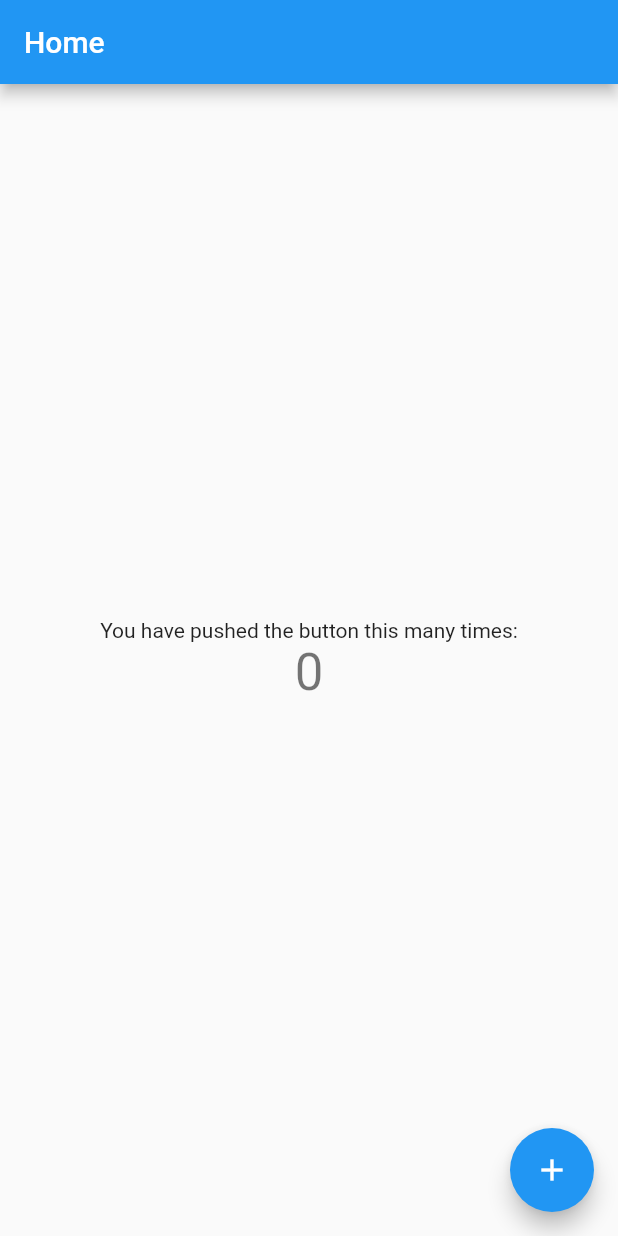
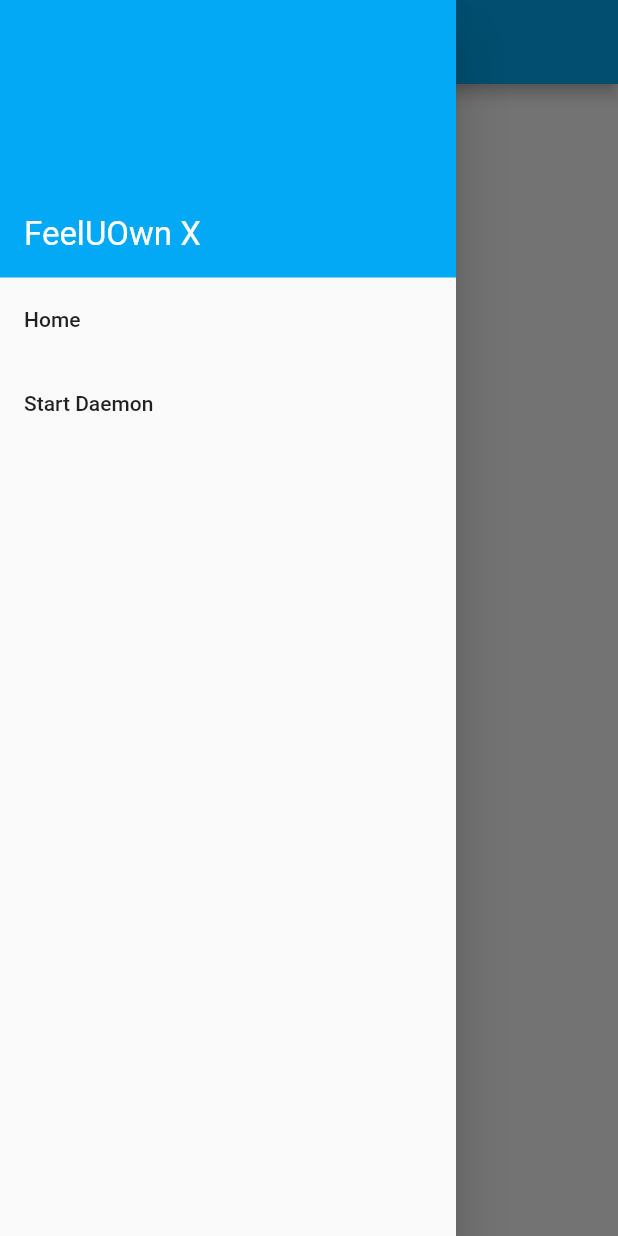
Before and after one commit to BruceZhang1993/FeelUOwnX, a Flutter app: the screen it shows after launch, with the side drawer open (before the commit the screen has no drawer), on a phone screen of 412 x 824 dp. Run offline on Flutter 3.47's test engine with Material 2 defaults, Android fonts, the phone set to English and light mode, and no system bars; our stand-ins replace getflutter.

Commit message:
implement fuo daemon first try

```diff
--- /dev/null
+++ b/lib/home.dart
@@ -0,0 +1,75 @@
+import 'dart:io';
+
+import 'package:FeelUOwnX/services/fuo_runner.dart';
+import 'package:flutter/material.dart';
+import 'package:getflutter/getflutter.dart';
+
+class HomePage extends StatefulWidget {
+  @override
+  State<StatefulWidget> createState() {
+    return HomePageState();
+  }
+}
+
+class HomePageState extends State<HomePage> {
+  @override
+  Widget build(BuildContext context) {
+    return Scaffold(
+      appBar: GFAppBar(
+        title: Text(
+          'FeelUOwn X',
+          style: TextStyle(
+            color: Colors.white,
+            fontWeight: FontWeight.w500,
+            fontSize: 18.0,
+          ),
+        ),
+      ),
+      drawer: GFDrawer(
+        child: Column(
+          mainAxisAlignment: MainAxisAlignment.start,
+          children: <Widget>[
+            GFDrawerHeader(
+              margin: EdgeInsets.symmetric(vertical: 10.0),
+              child: Text(
+                'FeelUOwn X',
+                style: TextStyle(
+                  fontSize: 22.0,
+                  fontWeight: FontWeight.w400,
+                  color: Colors.white,
+                ),
+              ),
+            ),
+            Builder(
+              builder: (BuildContext context) {
+                return Column(
+                  mainAxisAlignment: MainAxisAlignment.center,
+                  children: <Widget>[
+                    ListTile(
+                      title: Text('Home'),
+                      onTap: () {
+                        Navigator.pop(context);
+                      },
+                    ),
+                    ListTile(
+                      title: Text('Start Daemon'),
+                      onTap: () {
+                        FuoRunner.runDaemon().catchError((err) {
+                          Scaffold.of(context).showSnackBar(SnackBar(
+                            content: Text('Something wrong happened when starting FeelUOwn: ' + err.toString()),
+                          ));
+                        });
+                        Navigator.pop(context);
+                      },
+                    ),
+                  ],
+                );
+              },
+            ),
+          ],
+        ),
+      ),
+      body: Container(),
+    );
+  }
+}
--- a/lib/main.dart
+++ b/lib/main.dart
@@ -2,9 +2,11 @@ import 'dart:async';
 import 'package:flutter/material.dart';
 import 'package:flutter/services.dart';
 
-void main() => runApp(MyApp());
+import 'home.dart';
 
-class MyApp extends StatelessWidget {
+void main() => runApp(FuoApp());
+
+class FuoApp extends StatelessWidget {
   static const py = const MethodChannel('io.github.feeluown/chaquopy');
 
   Future<void> _startPythonInstance() async {
@@ -15,87 +17,11 @@ class MyApp extends StatelessWidget {
   Widget build(BuildContext context) {
     _startPythonInstance();
     return MaterialApp(
-      title: 'FeelUOwnX',
+      title: 'FeelUOwn X',
       theme: ThemeData(
-        primarySwatch: Colors.blue,
+        primarySwatch: Colors.lightBlue,
       ),
-      home: MyHomePage(title: 'Home'),
+      home: HomePage(),
     );
   }
 }
-
-class MyHomePage extends StatefulWidget {
-  MyHomePage({Key key, this.title}) : super(key: key);
-
-  final String title;
-
-  @override
-  _MyHomePageState createState() => _MyHomePageState();
-}
-
-class _MyHomePageState extends State<MyHomePage> {
-  int _counter = 0;
-
-  void _incrementCounter() {
-    setState(() {
-      // This call to setState tells the Flutter framework that something has
-      // changed in this State, which causes it to rerun the build method below
-      // so that the display can reflect the updated values. If we changed
-      // _counter without calling setState(), then the build method would not be
-      // called again, and so nothing would appear to happen.
-      _counter++;
-    });
-  }
-
-  @override
-  Widget build(BuildContext context) {
-    // This method is rerun every time setState is called, for instance as done
-    // by the _incrementCounter method above.
-    //
-    // The Flutter framework has been optimized to make rerunning build methods
-    // fast, so that you can just rebuild anything that needs updating rather
-    // than having to individually change instances of widgets.
-    return Scaffold(
-      appBar: AppBar(
-        // Here we take the value from the MyHomePage object that was created by
-        // the App.build method, and use it to set our appbar title.
-        title: Text(widget.title),
-      ),
-      body: Center(
-        // Center is a layout widget. It takes a single child and positions it
-        // in the middle of the parent.
-        child: Column(
-          // Column is also a layout widget. It takes a list of children and
-          // arranges them vertically. By default, it sizes itself to fit its
-          // children horizontally, and tries to be as tall as its parent.
-          //
-          // Invoke "debug painting" (press "p" in the console, choose the
-          // "Toggle Debug Paint" action from the Flutter Inspector in Android
-          // Studio, or the "Toggle Debug Paint" command in Visual Studio Code)
-          // to see the wireframe for each widget.
-          //
-          // Column has various properties to control how it sizes itself and
-          // how it positions its children. Here we use mainAxisAlignment to
-          // center the children vertically; the main axis here is the vertical
-          // axis because Columns are vertical (the cross axis would be
-          // horizontal).
-          mainAxisAlignment: MainAxisAlignment.center,
-          children: <Widget>[
-            Text(
-              'You have pushed the button this many times:',
-            ),
-            Text(
-              '$_counter',
-              style: Theme.of(context).textTheme.headline4,
-            ),
-          ],
-        ),
-      ),
-      floatingActionButton: FloatingActionButton(
-        onPressed: _incrementCounter,
-        tooltip: 'Increment',
-        child: Icon(Icons.add),
-      ), // This trailing comma makes auto-formatting nicer for build methods.
-    );
-  }
-}
--- /dev/null
+++ b/lib/services/fuo_runner.dart
@@ -0,0 +1,9 @@
+import 'package:flutter/services.dart';
+
+class FuoRunner {
+  static const py = const MethodChannel('io.github.feeluown/chaquopy');
+
+  static Future runDaemon() async {
+    await py.invokeMethod('startFuoDaemon');
+  }
+}
```
Also changed, not shown: 3 other files.
